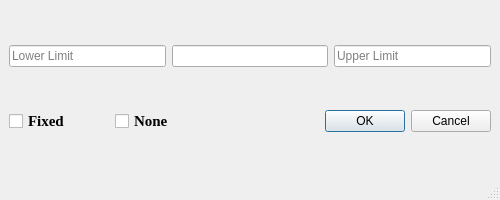
The window that UI_Files/DialogBox.ui (SurajKamble/SWMM2PEST) describes before a commit, drawn with Qt 5.
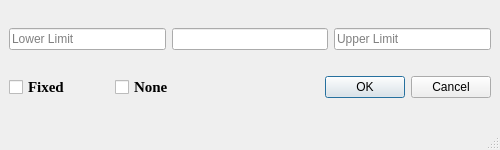
The same window after the commit. Icons and pictures are not drawn.

What changed in the file:
```diff
--- a/UI_Files/DialogBox.ui
+++ b/UI_Files/DialogBox.ui
@@ -7,7 +7,7 @@
     <x>0</x>
     <y>0</y>
     <width>500</width>
-    <height>200</height>
+    <height>150</height>
    </rect>
   </property>
   <property name="windowTitle">
```
Left out of the diff: 6 changed lines with no effect on the pictures.
